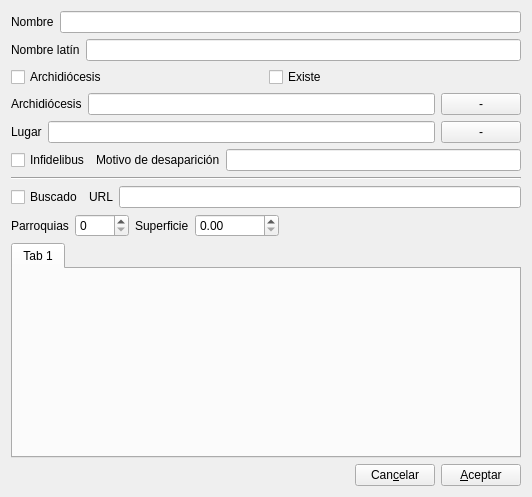
Old version of the form gui/dlgnuevadiocesis.ui in the repository rogorido/qtpredicadores.
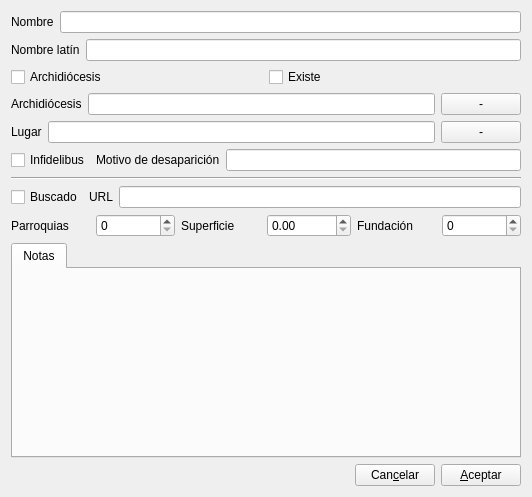
New version of the form. Custom widgets are drawn as their Qt base class.

Commit message: Campo de fundación en NuevaDiocesis

```diff
--- a/gui/dlgnuevadiocesis.ui
+++ b/gui/dlgnuevadiocesis.ui
@@ -185,17 +185,18 @@
       </widget>
      </item>
      <item>
-      <spacer name="horizontalSpacer_2">
-       <property name="orientation">
-        <enum>Qt::Horizontal</enum>
+      <widget class="QLabel" name="label_9">
+       <property name="text">
+        <string>Fundación</string>
        </property>
-       <property name="sizeHint" stdset="0">
-        <size>
-         <width>40</width>
-         <height>20</height>
-        </size>
+      </widget>
+     </item>
+     <item>
+      <widget class="QSpinBox" name="spFundacion">
+       <property name="maximum">
+        <number>2000</number>
        </property>
-      </spacer>
+      </widget>
      </item>
     </layout>
    </item>
@@ -206,7 +207,7 @@
      </property>
      <widget class="QWidget" name="tab">
       <attribute name="title">
-       <string>Tab 1</string>
+       <string>Notas</string>
       </attribute>
       <layout class="QHBoxLayout" name="horizontalLayout_10">
        <item>
```
The commit also changes 1 other file.
